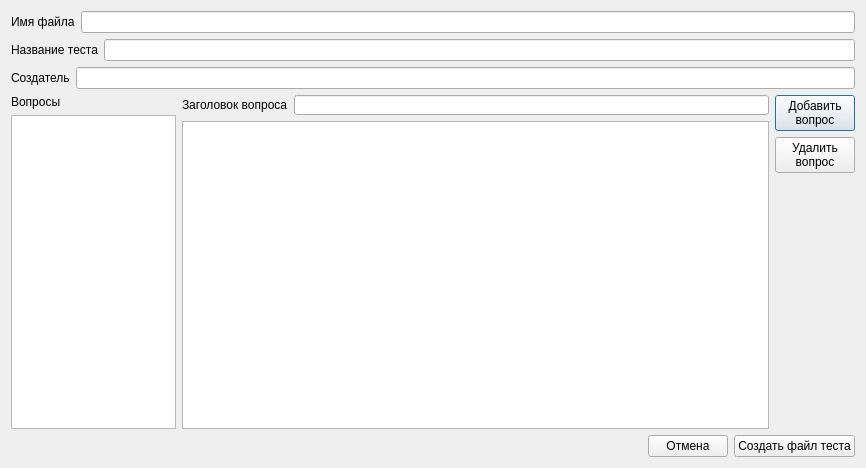
This is testcreatorwindow.ui in Hitikov/Tvorchestvo_QT as Qt 5 draws it before an edit. The edited form follows.
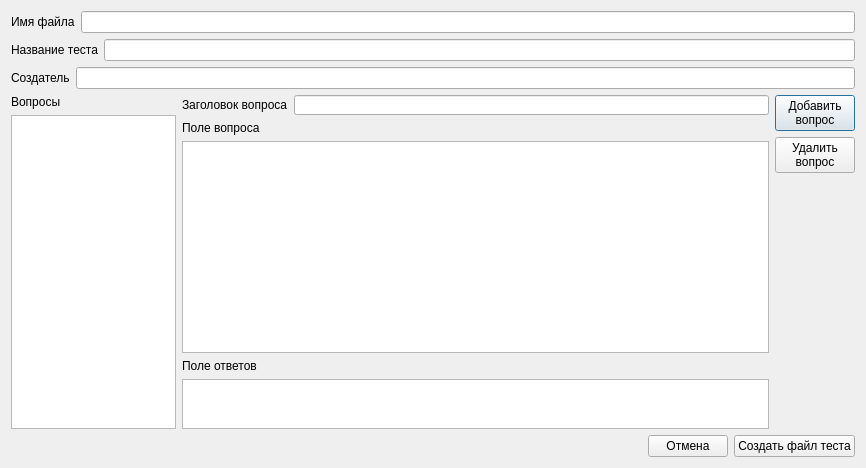
This is the edited form.

The edit to the form file:
```diff
--- a/testcreatorwindow.ui
+++ b/testcreatorwindow.ui
@@ -132,6 +132,13 @@
          </item>
         </layout>
        </item>
+       <item>
+        <widget class="QLabel" name="label_6">
+         <property name="text">
+          <string>Поле вопроса</string>
+         </property>
+        </widget>
+       </item>
        <item>
         <widget class="QTextEdit" name="questioncontent">
          <property name="sizePolicy">
@@ -142,6 +149,35 @@
          </property>
         </widget>
        </item>
+       <item>
+        <widget class="QLabel" name="label_7">
+         <property name="text">
+          <string>Поле ответов</string>
+         </property>
+        </widget>
+       </item>
+       <item>
+        <widget class="QTextEdit" name="questionanswers">
+         <property name="sizePolicy">
+          <sizepolicy hsizetype="Expanding" vsizetype="Maximum">
+           <horstretch>0</horstretch>
+           <verstretch>0</verstretch>
+          </sizepolicy>
+         </property>
+         <property name="minimumSize">
+          <size>
+           <width>0</width>
+           <height>50</height>
+          </size>
+         </property>
+         <property name="maximumSize">
+          <size>
+           <width>16777215</width>
+           <height>50</height>
+          </size>
+         </property>
+        </widget>
+       </item>
       </layout>
      </item>
      <item>
```
